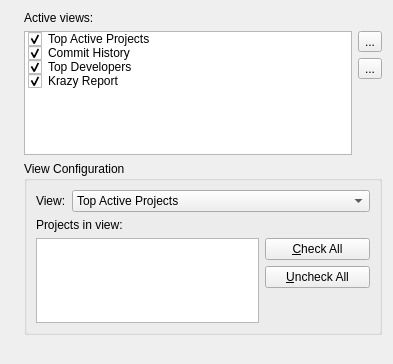
Above: applets/kdeobservatory/src/ui/kdeobservatoryconfigviews.ui from KDE/kdeplasma-addons before the change. Below: the same form after it.
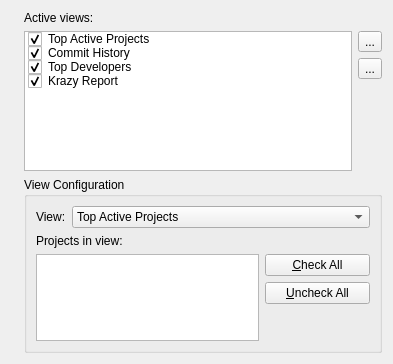
That is the form after the change. Icons and pictures are not drawn. Custom widgets are drawn as their Qt base class.

Commit message: Fixing layout in views configuration page. Disabling keep aspect ratio.

```diff
--- a/applets/kdeobservatory/src/ui/kdeobservatoryconfigviews.ui
+++ b/applets/kdeobservatory/src/ui/kdeobservatoryconfigviews.ui
@@ -144,19 +144,6 @@
      </item>
     </layout>
    </item>
-   <item row="5" column="1">
-    <spacer name="spacer2">
-     <property name="orientation">
-      <enum>Qt::Vertical</enum>
-     </property>
-     <property name="sizeHint" stdset="0">
-      <size>
-       <width>20</width>
-       <height>86</height>
-      </size>
-     </property>
-    </spacer>
-   </item>
    <item row="2" column="1" rowspan="2">
     <widget class="QGroupBox" name="gpbViewConfiguration">
      <property name="title">
```
The commit also changes 1 other file.
